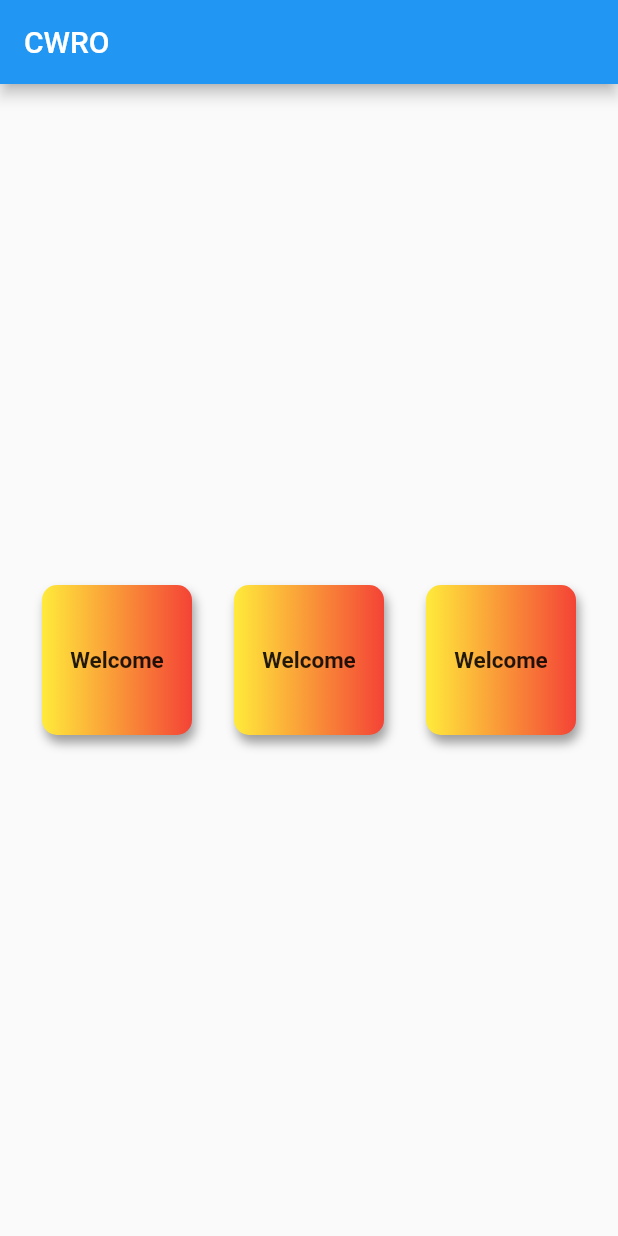
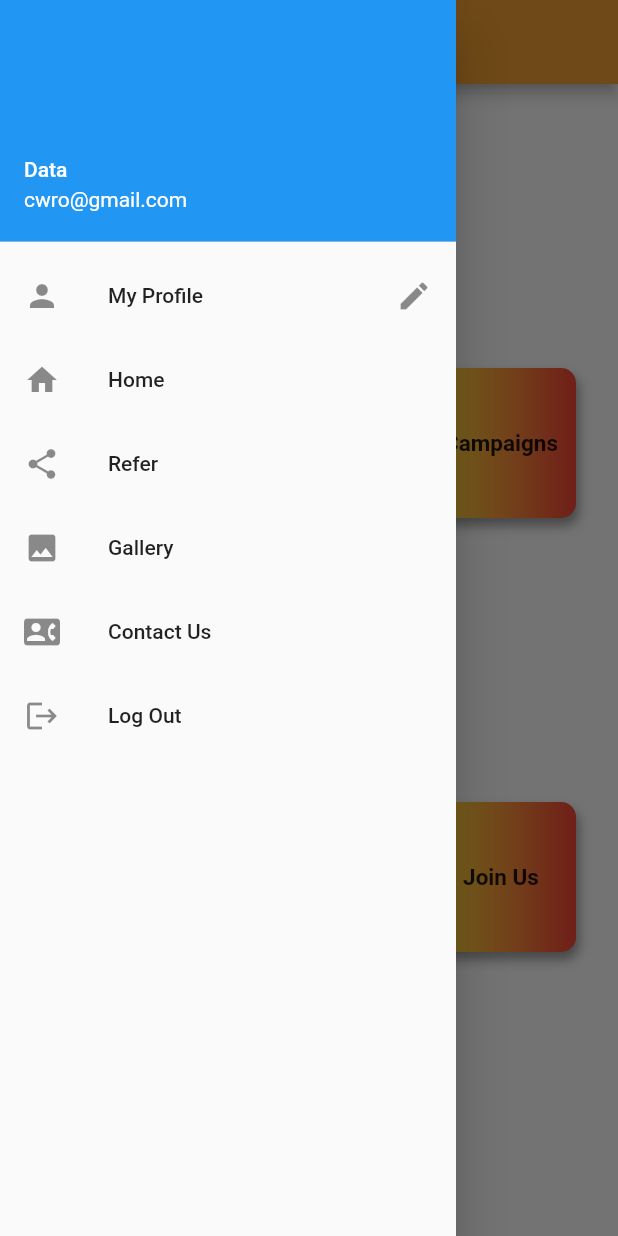
Before and after one commit to Mayank0909/Flutter, a Flutter app: the screen it shows after launch, with the side drawer open (before the commit the screen has no drawer), on a phone screen of 412 x 824 dp. Run offline on Flutter 3.47's test engine with Material 2 defaults, Android fonts, the light colour scheme and no system bars.

Commit message:
app icon

```diff
--- a/lib/main.dart
+++ b/lib/main.dart
@@ -1,24 +1,74 @@
+import 'package:cwro/pdf.dart';
+import 'package:cwro/slider.dart';
 import 'package:flutter/material.dart';
 
 void main() {
-  runApp(MaterialApp(title: "CWRO", home: HomePage()));
+  runApp(MaterialApp(
+    title: "CWRO",
+    home: Index(),
+  ));
 }
 
-class HomePage extends StatelessWidget {
+class Index extends StatelessWidget {
   @override
   Widget build(BuildContext context) {
-    return Scaffold(
-        appBar: AppBar(
-          title: Text("CWRO"),
+    return new Scaffold(
+        appBar: new AppBar(
+          backgroundColor: Color.fromARGB(255, 242, 159, 50),
         ),
-        body: Container(
-          width: MediaQuery.of(context).size.width,
-          height: MediaQuery.of(context).size.height,
-          child: Row(
+        drawer: Drawer(
+          child: ListView(
+            padding: EdgeInsets.zero,
+            children: <Widget>[
+              UserAccountsDrawerHeader(
+                  accountName: Text("Data"),
+                  accountEmail: Text("cwro@gmail.com")),
+              ListTile(
+                leading: Icon(Icons.person),
+                title: Text("My Profile "),
+                trailing: Icon(Icons.edit),
+              ),
+              ListTile(
+                leading: Icon(Icons.home),
+                title: Text("Home"),
+              ),
+              ListTile(
+                leading: Icon(Icons.share),
+                title: Text("Refer"),
+              ),
+              ListTile(
+                leading: Icon(Icons.photo),
+                title: Text("Gallery"),
+              ),
+              ListTile(
+                leading: Icon(Icons.contact_phone),
+                title: Text("Contact Us"),
+              ),
+              ListTile(
+                leading: Icon(Icons.logout),
+                title: Text("Log Out"),
+              ),
+            ],
+          ),
+        ),
+        body: Column(
             mainAxisAlignment: MainAxisAlignment.spaceEvenly,
             crossAxisAlignment: CrossAxisAlignment.center,
             children: <Widget>[
-              Container(
+              Row(
+                mainAxisAlignment: MainAxisAlignment.spaceEvenly,
+                //ROW 1
+                children: [
+                  InkWell(
+                    onTap: () {
+                      Navigator.push(
+                        context,
+                        MaterialPageRoute(
+                          builder: (context) => getStarted(),
+                        ),
+                      );
+                    },
+                    child: Container(
                       alignment: Alignment.center,
                       width: 100,
                       height: 100,
@@ -26,8 +76,8 @@ class HomePage extends StatelessWidget {
                       decoration: BoxDecoration(
                           borderRadius: BorderRadius.circular(10),
                           color: Colors.teal,
-                    gradient:
-                        LinearGradient(colors: [Colors.yellow, Colors.red]),
+                          gradient: LinearGradient(
+                              colors: [Colors.yellow, Colors.red]),
                           boxShadow: [
                             BoxShadow(
                                 color: Colors.grey,
@@ -35,8 +85,10 @@ class HomePage extends StatelessWidget {
                                 offset: Offset(2, 5))
                           ]),
                       child: Text(
-                  "Welcome",
-                  style: TextStyle(fontSize: 15, fontWeight: FontWeight.bold),
+                        "Citation",
+                        style: TextStyle(
+                            fontSize: 15, fontWeight: FontWeight.bold),
+                      ),
                     ),
                   ),
                   Container(
@@ -56,8 +108,9 @@ class HomePage extends StatelessWidget {
                               offset: Offset(2, 5))
                         ]),
                     child: Text(
-                  "Welcome",
-                  style: TextStyle(fontSize: 15, fontWeight: FontWeight.bold),
+                      "Panelist",
+                      style:
+                          TextStyle(fontSize: 15, fontWeight: FontWeight.bold),
                     ),
                   ),
                   Container(
@@ -77,12 +130,85 @@ class HomePage extends StatelessWidget {
                               offset: Offset(2, 5))
                         ]),
                     child: Text(
-                  "Welcome",
-                  style: TextStyle(fontSize: 15, fontWeight: FontWeight.bold),
+                      "Campaigns",
+                      style:
+                          TextStyle(fontSize: 15, fontWeight: FontWeight.bold),
                     ),
                   ),
                 ],
               ),
-        ));
+              Row(
+
+                  //ROW 2
+                  mainAxisAlignment: MainAxisAlignment.spaceEvenly,
+                  children: [
+                    Container(
+                      alignment: Alignment.center,
+                      width: 100,
+                      height: 100,
+                      padding: const EdgeInsets.all(8),
+                      decoration: BoxDecoration(
+                          borderRadius: BorderRadius.circular(10),
+                          color: Colors.teal,
+                          gradient: LinearGradient(
+                              colors: [Colors.yellow, Colors.red]),
+                          boxShadow: [
+                            BoxShadow(
+                                color: Colors.grey,
+                                blurRadius: 5,
+                                offset: Offset(2, 5))
+                          ]),
+                      child: Text(
+                        "Library",
+                        style: TextStyle(
+                            fontSize: 15, fontWeight: FontWeight.bold),
+                      ),
+                    ),
+                    Container(
+                      alignment: Alignment.center,
+                      width: 100,
+                      height: 100,
+                      padding: const EdgeInsets.all(8),
+                      decoration: BoxDecoration(
+                          borderRadius: BorderRadius.circular(10),
+                          color: Colors.teal,
+                          gradient: LinearGradient(
+                              colors: [Colors.yellow, Colors.red]),
+                          boxShadow: [
+                            BoxShadow(
+                                color: Colors.grey,
+                                blurRadius: 5,
+                                offset: Offset(2, 5))
+                          ]),
+                      child: Text(
+                        "Case Study",
+                        style: TextStyle(
+                            fontSize: 15, fontWeight: FontWeight.bold),
+                      ),
+                    ),
+                    Container(
+                      alignment: Alignment.center,
+                      width: 100,
+                      height: 100,
+                      padding: const EdgeInsets.all(8),
+                      decoration: BoxDecoration(
+                          borderRadius: BorderRadius.circular(10),
+                          color: Colors.teal,
+                          gradient: LinearGradient(
+                              colors: [Colors.yellow, Colors.red]),
+                          boxShadow: [
+                            BoxShadow(
+                                color: Colors.grey,
+                                blurRadius: 5,
+                                offset: Offset(2, 5))
+                          ]),
+                      child: Text(
+                        "Join Us",
+                        style: TextStyle(
+                            fontSize: 15, fontWeight: FontWeight.bold),
+                      ),
+                    )
+                  ]),
+            ]));
   }
 }
```
Also changed, not shown: lib/pdf.dart (+7 -21 lines), lib/slider.dart (+119 -119 lines), pubspec.yaml (+10 -7 lines), pubspec.lock. Lines whose indentation alone changed are shown as unchanged.
